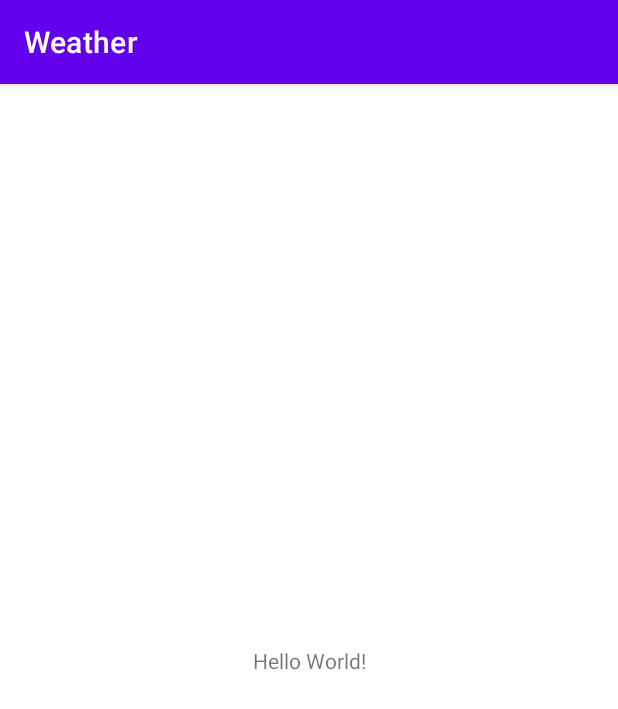
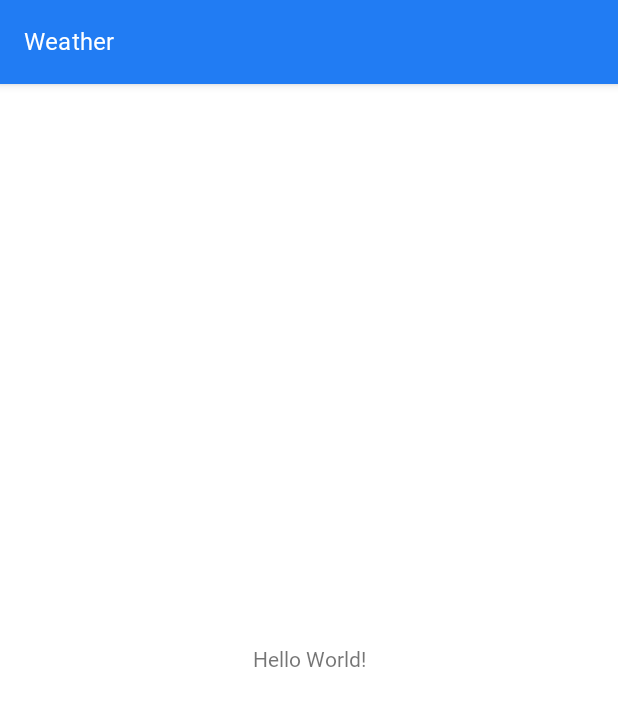
Before and after one commit to hamidrzdev/Weather, an Android app: the screen it shows after launch (MainActivity), on a phone screen of 412 x 824 dp. Shown: the top 709 px of the screen. Run offline under Robolectric (Android 15) with nearby library versions, the phone set to English and light mode, and no system bars.

Commit message:
init_values_commit

```diff
--- a/app/src/main/res/values-night/themes.xml
+++ /dev/null
@@ -1,16 +0,0 @@
-<resources xmlns:tools="http://schemas.android.com/tools">
-    <!-- Base application theme. -->
-    <style name="Theme.Weather" parent="Theme.MaterialComponents.DayNight.DarkActionBar">
-        <!-- Primary brand color. -->
-        <item name="colorPrimary">@color/purple_200</item>
-        <item name="colorPrimaryVariant">@color/purple_700</item>
-        <item name="colorOnPrimary">@color/black</item>
-        <!-- Secondary brand color. -->
-        <item name="colorSecondary">@color/teal_200</item>
-        <item name="colorSecondaryVariant">@color/teal_200</item>
-        <item name="colorOnSecondary">@color/black</item>
-        <!-- Status bar color. -->
-        <item name="android:statusBarColor" tools:targetApi="l">?attr/colorPrimaryVariant</item>
-        <!-- Customize your theme here. -->
-    </style>
-</resources>
--- /dev/null
+++ b/app/src/main/res/values/attr.xml
@@ -0,0 +1,5 @@
+<?xml version="1.0" encoding="utf-8"?>
+<resources>
+    <attr name="dividerColor" format="color"/>
+    <attr name="windowBackgroundColorSub" format="color"/>
+</resources>
--- a/app/src/main/res/values/colors.xml
+++ b/app/src/main/res/values/colors.xml
@@ -1,10 +1,8 @@
 <?xml version="1.0" encoding="utf-8"?>
 <resources>
-    <color name="purple_200">#FFBB86FC</color>
-    <color name="purple_500">#FF6200EE</color>
-    <color name="purple_700">#FF3700B3</color>
-    <color name="teal_200">#FF03DAC5</color>
-    <color name="teal_700">#FF018786</color>
-    <color name="black">#FF000000</color>
+    <color name="black">#262A35</color>
     <color name="white">#FFFFFFFF</color>
+    <color name="blue">#217CF3</color>
+    <color name="gray">#EDEDED</color>
+    <color name="darkGray">#B3B6Be</color>
 </resources>
--- a/app/src/main/res/values/themes.xml
+++ b/app/src/main/res/values/themes.xml
@@ -2,15 +2,57 @@
     <!-- Base application theme. -->
     <style name="Theme.Weather" parent="Theme.MaterialComponents.DayNight.DarkActionBar">
         <!-- Primary brand color. -->
-        <item name="colorPrimary">@color/purple_500</item>
-        <item name="colorPrimaryVariant">@color/purple_700</item>
+        <item name="colorPrimary">@color/blue</item>
         <item name="colorOnPrimary">@color/white</item>
         <!-- Secondary brand color. -->
-        <item name="colorSecondary">@color/teal_200</item>
-        <item name="colorSecondaryVariant">@color/teal_700</item>
-        <item name="colorOnSecondary">@color/black</item>
+        <item name="colorSecondary">@color/black</item>
+        <item name="colorOnSecondary">@color/white</item>
+        <item name="colorOnSurface">@color/black</item>
         <!-- Status bar color. -->
-        <item name="android:statusBarColor" tools:targetApi="l">?attr/colorPrimaryVariant</item>
+        <item name="android:statusBarColor" tools:targetApi="l">@color/gray</item>
+        <item name="android:windowLightStatusBar" tools:targetApi="m">true</item>
         <!-- Customize your theme here. -->
+        <item name="fontFamily">@font/shabnam</item>
+        <item name="windowBackgroundColorSub">#f5f5f5</item>
+
+        <item name="textAppearanceHeadline1">@style/TextAppearance.MyTheme.Headline1</item>
+        <item name="textAppearanceHeadline2">@style/TextAppearance.MyTheme.Headline2</item>
+        <item name="textAppearanceHeadline3">@style/TextAppearance.MyTheme.Headline3</item>
+        <item name="textAppearanceHeadline4">@style/TextAppearance.MyTheme.Headline4</item>
+        <item name="textAppearanceHeadline5">@style/TextAppearance.MyTheme.Headline5</item>
+        <item name="textAppearanceHeadline6">@style/TextAppearance.MyTheme.Headline6</item>
+        <item name="textAppearanceSubtitle1">@style/TextAppearance.MyTheme.Subtitle1</item>
+        <item name="textAppearanceSubtitle2">@style/TextAppearance.MyTheme.Subtitle2</item>
+        <item name="textAppearanceBody1">@style/TextAppearance.MyTheme.Body1</item>
+        <item name="textAppearanceBody2">@style/TextAppearance.MyTheme.Body2</item>
+        <item name="textAppearanceButton">@style/TextAppearance.MyTheme.Button</item>
+        <item name="textAppearanceCaption">@style/TextAppearance.MyTheme.Caption</item>
+        <item name="android:lineSpacingExtra">-2dp</item>
+        <item name="android:includeFontPadding">false</item>
+
+        <item name="bottomNavigationStyle">@style/MyBottomNavigationView</item>
+
+        <item name="dividerColor">@color/gray</item>
+        <item name="android:textColorSecondary">@color/darkGray</item>
+    </style>
+
+    <style name="Theme.NikyStore.NoActionBar">
+        <item name="windowActionBar">false</item>
+        <item name="windowNoTitle">true</item>
+    </style>
+
+    <style name="Theme.NikyStore.AppBarOverlay" parent="ThemeOverlay.AppCompat.Dark.ActionBar" />
+
+    <style name="Theme.NikyStore.PopupOverlay" parent="ThemeOverlay.AppCompat.Light" />
+
+
+    <style name="Theme.Nike.AuthTheme" parent="Theme.NikyStore">
+        <item name="android:statusBarColor" tools:targetApi="lollipop">@color/black</item>
+        <item name="android:windowLightStatusBar" tools:targetApi="m">false</item>
+        <item name="android:windowBackground">@color/black</item>
+        <item name="colorOnBackground">@color/white</item>
+        <item name="colorOnSurface">@color/white</item>
+        <item name="materialButtonStyle">@style/Theme.Nike.AuthTheme.Button</item>
+
     </style>
 </resources>
--- /dev/null
+++ b/app/src/main/res/values/type.xml
@@ -0,0 +1,100 @@
+<!--
+~ Copyright (C) 2019 The Android Open Source Project
+~
+~ Licensed under the Apache License, Version 2.0 (the "License");
+~ you may not use this file except in compliance with the License.
+~ You may obtain a copy of the License at
+~
+~      http://www.apache.org/licenses/LICENSE-2.0
+~
+~ Unless required by applicable law or agreed to in writing, software
+~ distributed under the License is distributed on an "AS IS" BASIS,
+~ WITHOUT WARRANTIES OR CONDITIONS OF ANY KIND, either express or implied.
+~ See the License for the specific language governing permissions and
+~ limitations under the License.
+-->
+
+<resources>
+
+    <!--Typography-->
+
+    <!--Material’s type system supports 13 categories that, when combined, form the typescale. -->
+    <!--This typescale is evident in the variety of text styles and sizes that appear on screen, -->
+    <!--ranging from body copy to buttons. Type appears across the UI, in places such as in -->
+    <!--components and on surfaces.-->
+
+    <!--These styles should be used throughout your app when creating text views so all your -->
+    <!--text is consistently styled and easily updated if design or product needs change. Each -->
+    <!--style in the type scale can be customized by defining a style and overriding that -->
+    <!--style's Material Theme attribute (?textAppearanceHeadline1, ?textAppearanceBody2, etc.) -->
+    <!--in your app's theme. In this project, type attributes have already been overridden in -->
+    <!--themes.xml and are set to the styles in this file, type.xml. These ?textAppearance* -->
+    <!--theme attributes should be used in your layouts to set a TextView’s appearance instead -->
+    <!--of fully qualified style references and in favor of manually setting text properties.-->
+
+    <!--Type on Android is themed by defining a custom TextAppearance for each type scale style. -->
+    <!--Use standard TextAppearance attributes such as textSize, textColor, fontFamily, -->
+    <!--letterSpacing, etc. to define a custom appearance for each and see how they are -->
+    <!--applied globally across your app.-->
+
+    <style name="TextAppearance.MyTheme.Headline1" parent="TextAppearance.MaterialComponents.Headline1">
+        <!--Your custom type style here-->
+        <item name="android:textColor">?colorPrimary</item>
+    </style>
+
+    <style name="TextAppearance.MyTheme.Headline2" parent="TextAppearance.MaterialComponents.Headline2">
+        <!--Your custom type style here-->
+    </style>
+
+    <style name="TextAppearance.MyTheme.Headline3" parent="TextAppearance.MaterialComponents.Headline3">
+        <!--Your custom type style here-->
+    </style>
+
+    <style name="TextAppearance.MyTheme.Headline4" parent="TextAppearance.MaterialComponents.Headline4">
+        <!--Your custom type style here-->
+    </style>
+
+    <style name="TextAppearance.MyTheme.Headline5" parent="TextAppearance.MaterialComponents.Headline5">
+        <item name="android:textSize">18sp</item>
+        <item name="android:textColor">?colorOnBackground</item>
+    </style>
+
+    <style name="TextAppearance.MyTheme.Headline6" parent="TextAppearance.MaterialComponents.Headline6">
+        <!--Your custom type style here-->
+        <item name="fontFamily">@font/shabnam_bold</item>
+        <item name="android:fontFamily">@font/shabnam_bold</item>
+        <item name="android:textSize">16sp</item>
+        <item name="android:textColor">@color/black</item>
+    </style>
+
+    <style name="TextAppearance.MyTheme.Subtitle1" parent="TextAppearance.MaterialComponents.Subtitle1">
+        <!--Your custom type style here-->
+    </style>
+
+    <style name="TextAppearance.MyTheme.Subtitle2" parent="TextAppearance.MaterialComponents.Subtitle2">
+        <!--Your custom type style here-->
+    </style>
+
+    <style name="TextAppearance.MyTheme.Body1" parent="TextAppearance.MaterialComponents.Body1">
+        <!--Your custom type style here-->
+        <item name="android:textColor">?colorOnSurface</item>
+        <item name="android:textSize">14sp</item>
+    </style>
+
+    <style name="TextAppearance.MyTheme.Body2" parent="TextAppearance.MaterialComponents.Body2">
+        <!--Your custom type style here-->
+        <item name="android:textColor">?colorOnSurface</item>
+        <item name="android:textSize">12sp</item>
+    </style>
+
+    <style name="TextAppearance.MyTheme.Button" parent="TextAppearance.MaterialComponents.Button">
+        <!--Your custom type style here-->
+    </style>
+
+    <style name="TextAppearance.MyTheme.Caption" parent="TextAppearance.MaterialComponents.Caption">
+        <!--Your custom type style here-->
+    </style>
+
+
+
+</resources>
```
